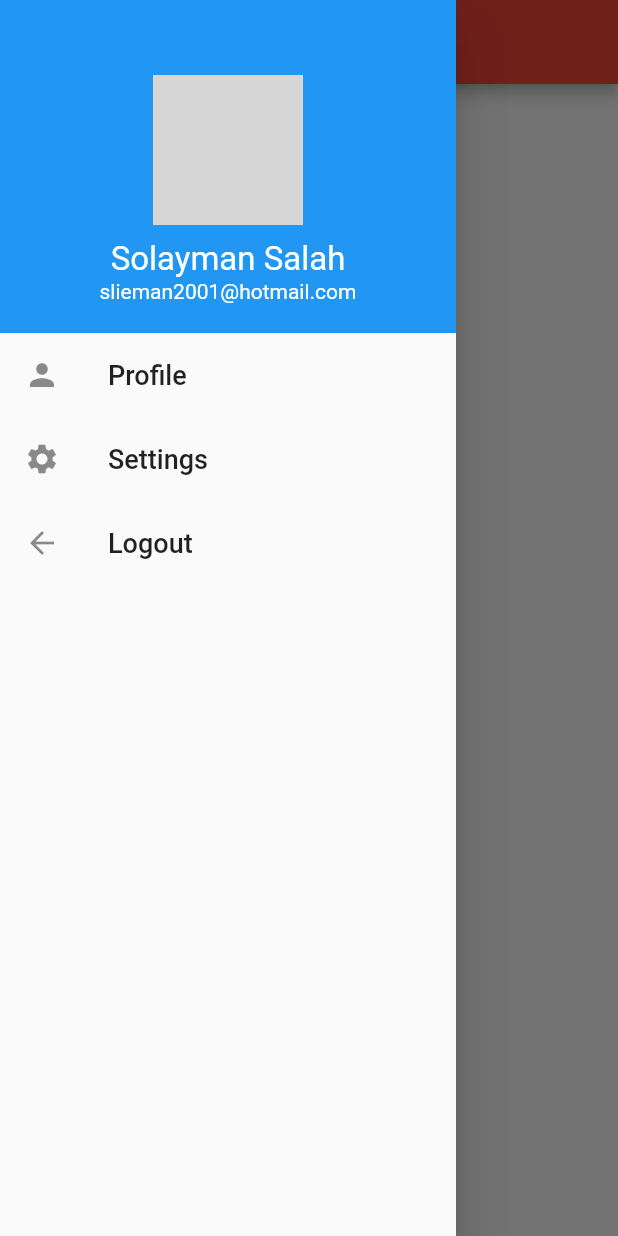
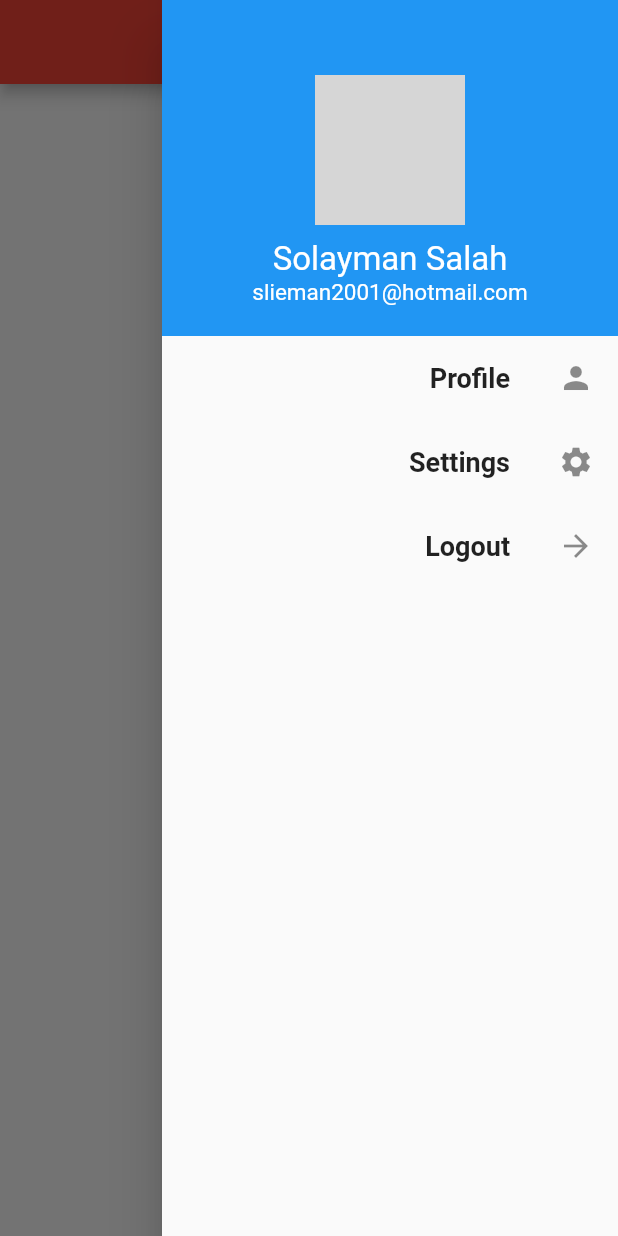
Before and after one commit to sliemansalah/sonara, a Flutter app: the screen it shows after launch, with the side drawer open, on a phone screen of 412 x 824 dp. Run offline on Flutter 3.47's test engine with Material 2 defaults, Android fonts, the phone set to English and light mode, and no system bars; network calls fail; grey boxes are pictures that could not be loaded.

Commit message:
convert to arabic language.

```diff
--- a/lib/main.dart
+++ b/lib/main.dart
@@ -1,17 +1,27 @@
 import 'package:flutter/material.dart';
+import './screens/main_drawer.dart';
 
-import './screens/main_drawer.dart';
+import 'package:flutter_localizations/flutter_localizations.dart';
 
 void main() => runApp(MyApp());
 
-void _healing(){
+void _healing() {
   print('healing');
 }
+
 class MyApp extends StatelessWidget {
   // This widget is the root of your application.
   @override
   Widget build(BuildContext context) {
     return MaterialApp(
+        localizationsDelegates: [
+          GlobalMaterialLocalizations.delegate,
+          GlobalWidgetsLocalizations.delegate,
+        ],
+        supportedLocales: [
+          Locale("ar"),
+        ],
+        locale: Locale("ar"),
         debugShowCheckedModeBanner: false,
         home: Scaffold(
             appBar: AppBar(
@@ -23,7 +33,6 @@ class MyApp extends StatelessWidget {
                     fontWeight: FontWeight.bold,
                   )),
             ),
-          drawer: MainDrawer()
-        ));
+            drawer: MainDrawer()));
   }
 }
--- a/pubspec.yaml
+++ b/pubspec.yaml
@@ -18,6 +18,8 @@ environment:
 
 dependencies:
   flutter:
+    sdk: flutter
+  flutter_localizations:
     sdk: flutter
 
   # The following adds the Cupertino Icons font to your application.
```
Also changed, not shown: pubspec.lock. Lines whose indentation alone changed are shown as unchanged.
